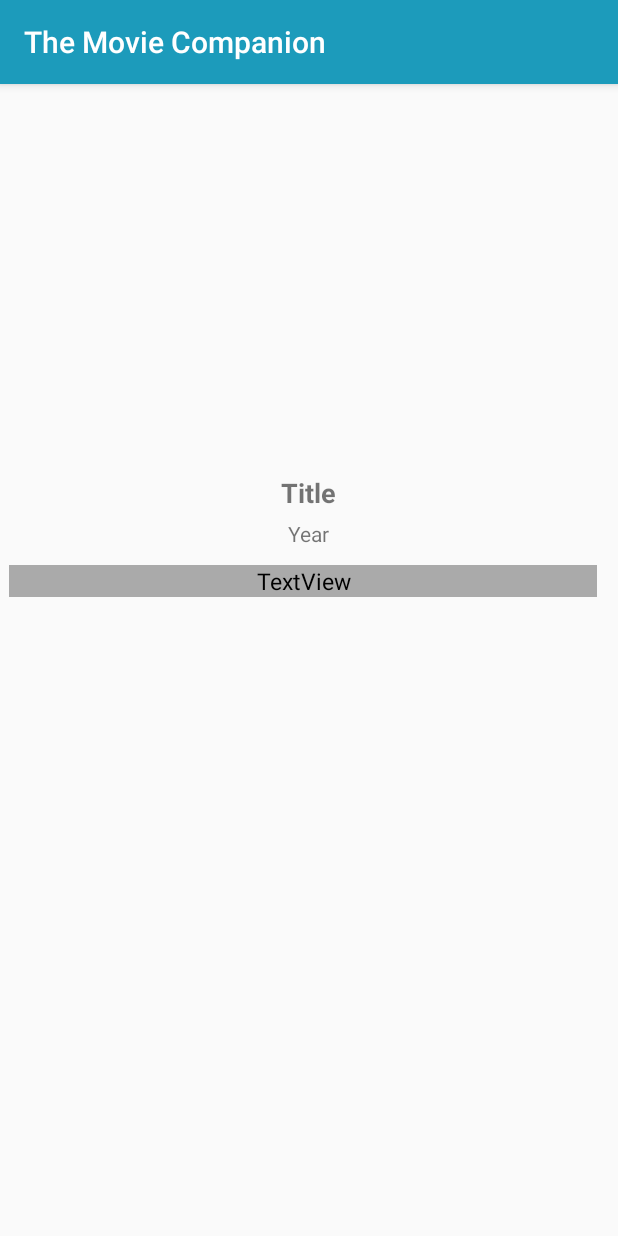
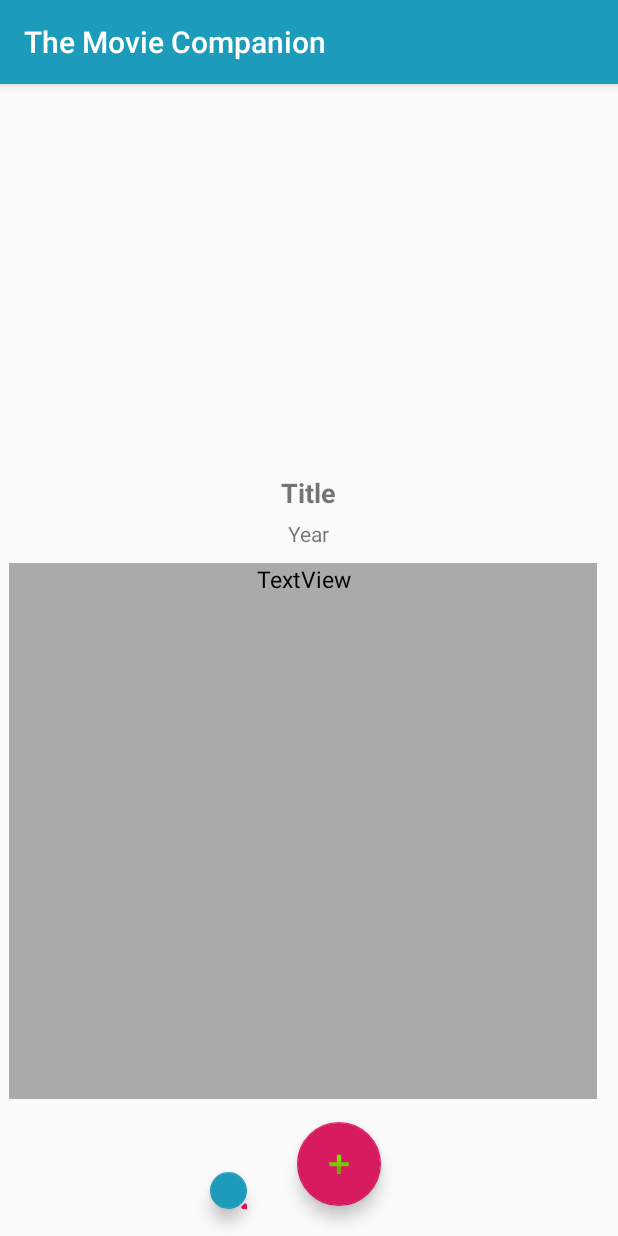
Before and after one commit to TumoM/AAP-Capstone-Movie-Quick-Search, an Android app: the DetailsActivity screen opened directly, with no data from a screen before it, on a phone screen of 412 x 824 dp. Run offline under Robolectric (Android 15) with nearby library versions, the phone set to English and light mode, and no system bars; our stand-ins replace Picasso; pictures from the network do not load; 4 statements that could not run were skipped.

Commit message:
Favourites screen working. Poster not being saved and displayed. Fix FABs in Details Activity.

```diff
--- a/Main-Working/app/src/main/java/com/example/android/themoviecompanion/Activities/DetailsActivity.java
+++ b/Main-Working/app/src/main/java/com/example/android/themoviecompanion/Activities/DetailsActivity.java
@@ -1,11 +1,15 @@
 package com.example.android.themoviecompanion.Activities;
 
 import android.os.Bundle;
+import android.support.design.widget.FloatingActionButton;
 import android.support.v7.app.AppCompatActivity;
 import android.text.method.ScrollingMovementMethod;
+import android.view.View;
 import android.widget.ImageView;
 import android.widget.TextView;
+import android.widget.Toast;
 
+import com.example.android.themoviecompanion.DataBase.DatabaseHelper;
 import com.example.android.themoviecompanion.R;
 import com.example.android.themoviecompanion.Utils.Movie;
 import com.squareup.picasso.Picasso;
@@ -17,16 +21,23 @@ public class DetailsActivity extends AppCompatActivity {
     TextView year;
     TextView plot;
     ImageView poster;
+    FloatingActionButton addFave, deleteFave;
+
+    DatabaseHelper db;
 
     @Override
     protected void onCreate(Bundle savedInstanceState) {
         super.onCreate(savedInstanceState);
         setContentView(R.layout.activity_details);
 
+        db = new DatabaseHelper(this);
+
         title = (TextView) findViewById(R.id.movieTitle);
         year = (TextView) findViewById(R.id.movieYear);
         plot = (TextView) findViewById(R.id.plotText);
         poster = (ImageView) findViewById(R.id.movieImage);
+        addFave = (FloatingActionButton) findViewById(R.id.favouriteAddBT);
+        deleteFave = (FloatingActionButton) findViewById(R.id.favouriteDeleteBT);
 
         movie = (Movie) getIntent().getSerializableExtra("movie");
         title.setText(movie.getTitle());
@@ -36,4 +47,22 @@ public class DetailsActivity extends AppCompatActivity {
         Picasso.get().load(movie.getPosterPath()).placeholder(android.R.drawable.ic_btn_speak_now)
                 .into(poster);
     }
+
+    public void addClick(View view){
+        if (db.isPresent(movie)){
+            Toast.makeText(this, "Added to Favourites", Toast.LENGTH_SHORT).show();
+            db.insertMovie(movie);
+        }else {
+            Toast.makeText(this, "Already in Favourites", Toast.LENGTH_SHORT).show();
+        }
+    }
+
+    public void removeClick(View view){
+        if (!db.isPresent(movie)){
+            Toast.makeText(this, "Removing", Toast.LENGTH_SHORT).show();
+            db.deleteMovie(movie.getId());
+        }else {
+            Toast.makeText(this, "Movie not in Favourites", Toast.LENGTH_SHORT).show();
+        }
+    }
 }
--- a/Main-Working/app/src/main/java/com/example/android/themoviecompanion/Activities/ResultsActivity.java
+++ b/Main-Working/app/src/main/java/com/example/android/themoviecompanion/Activities/ResultsActivity.java
@@ -82,7 +82,7 @@ public class ResultsActivity extends AppCompatActivity {
                         Movie movie = new Movie();
                         movie.setTitle(movieObj.getString("title"));
                         movie.setYear(movieObj.getString("release_date"));
-                        movie.setPoster(movieObj.getString("poster_path"));
+                        movie.setPosterPath(movieObj.getString("poster_path"));
                         movie.setPlot(movieObj.getString("overview"));
 
                         Log.d("Movies: ", movie.getTitle()); }
--- a/Main-Working/app/src/main/java/com/example/android/themoviecompanion/Utils/JSONhelper.java
+++ b/Main-Working/app/src/main/java/com/example/android/themoviecompanion/Utils/JSONhelper.java
@@ -50,7 +50,7 @@ public class JSONhelper{
                     movie.setYear("Year Released: " + movieObj.getString("release_date"));
                     movie.setId(movieObj.getInt("id"));
                     movie.setPlot(movieObj.getString("overview"));
-                    movie.setPoster(HTTPConstants.baseImageURL + movieObj.getString("poster_path"));
+                    movie.setPosterPath(HTTPConstants.baseImageURL + movieObj.getString("poster_path"));
                     movie.setFavourite(false);
 
                     Log.d("DEBUG", "Movie Added: "+movie.getTitle());
--- a/Main-Working/app/src/main/res/layout/activity_details.xml
+++ b/Main-Working/app/src/main/res/layout/activity_details.xml
@@ -1,5 +1,6 @@
 <?xml version="1.0" encoding="utf-8"?>
 <android.support.constraint.ConstraintLayout xmlns:android="http://schemas.android.com/apk/res/android"
+    xmlns:app="http://schemas.android.com/apk/res-auto"
     xmlns:tools="http://schemas.android.com/tools"
     android:layout_width="match_parent"
     android:layout_height="match_parent"
@@ -46,16 +47,17 @@
             android:id="@+id/plotText"
             android:layout_width="199dp"
             android:layout_height="wrap_content"
+            android:layout_above="@+id/favouriteAddBT"
             android:layout_below="@+id/movieYear"
             android:layout_alignParentStart="true"
             android:layout_alignParentEnd="true"
             android:layout_centerHorizontal="true"
             android:layout_marginStart="6dp"
-            android:layout_marginLeft="10dp"
-            android:layout_marginTop="11dp"
+            android:layout_marginLeft="15dp"
+            android:layout_marginTop="10dp"
             android:layout_marginEnd="14dp"
-            android:layout_marginRight="10dp"
-            android:layout_marginBottom="10dp"
+            android:layout_marginRight="15dp"
+            android:layout_marginBottom="15dp"
             android:background="@android:color/darker_gray"
             android:fadeScrollbars="true"
             android:lineSpacingExtra="8sp"
@@ -69,6 +71,34 @@
             android:textSize="15sp"
             android:typeface="normal" />
 
+        <android.support.design.widget.FloatingActionButton
+            android:id="@+id/favouriteDeleteBT"
+            android:layout_width="wrap_content"
+            android:layout_height="wrap_content"
+            android:layout_alignParentStart="true"
+            android:layout_alignParentBottom="true"
+            android:layout_marginStart="140dp"
+            android:layout_marginEnd="33dp"
+            android:layout_marginBottom="18dp"
+            android:layout_toStartOf="@+id/favouriteAddBT"
+            android:clickable="true"
+            android:onClick="removeClick"
+            app:backgroundTint="@color/colorPrimary"
+            app:srcCompat="@android:drawable/ic_delete" />
+
+        <android.support.design.widget.FloatingActionButton
+            android:id="@+id/favouriteAddBT"
+            android:layout_width="wrap_content"
+            android:layout_height="wrap_content"
+            android:layout_alignParentEnd="true"
+            android:layout_alignParentBottom="true"
+            android:layout_marginEnd="158dp"
+            android:layout_marginBottom="20dp"
+            android:clickable="true"
+            android:onClick="addClick"
+            app:srcCompat="@android:drawable/ic_input_add" />
+
 
     </RelativeLayout>
+
 </android.support.constraint.ConstraintLayout>
```
Also changed, not shown: Main-Working/app/src/main/java/com/example/android/themoviecompanion/Activities/FavouritesActivity.java (+14 -8 lines), Main-Working/app/src/main/java/com/example/android/themoviecompanion/Activities/ResultsActivity2.java (+18 -11 lines), Main-Working/app/src/main/java/com/example/android/themoviecompanion/DataBase/DatabaseHelper.java (+22 -6 lines), Main-Working/app/src/main/java/com/example/android/themoviecompanion/DataBase/DbMovie.java (+2 -5 lines), Main-Working/app/src/main/java/com/example/android/themoviecompanion/Utils/DbBitmapUtility.java (+7 -3 lines), Main-Working/app/src/main/java/com/example/android/themoviecompanion/Utils/Movie.java (+11 -1 lines), Main-Working/app/src/main/res/layout/activity_results.xml (+15 -0 lines).
